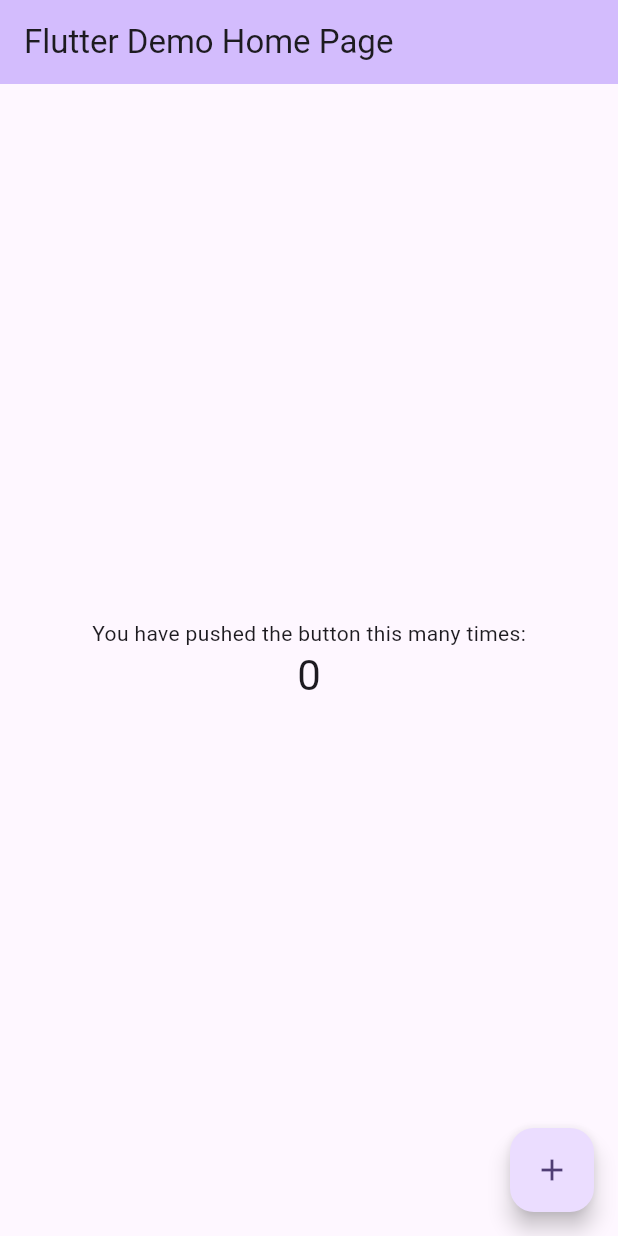
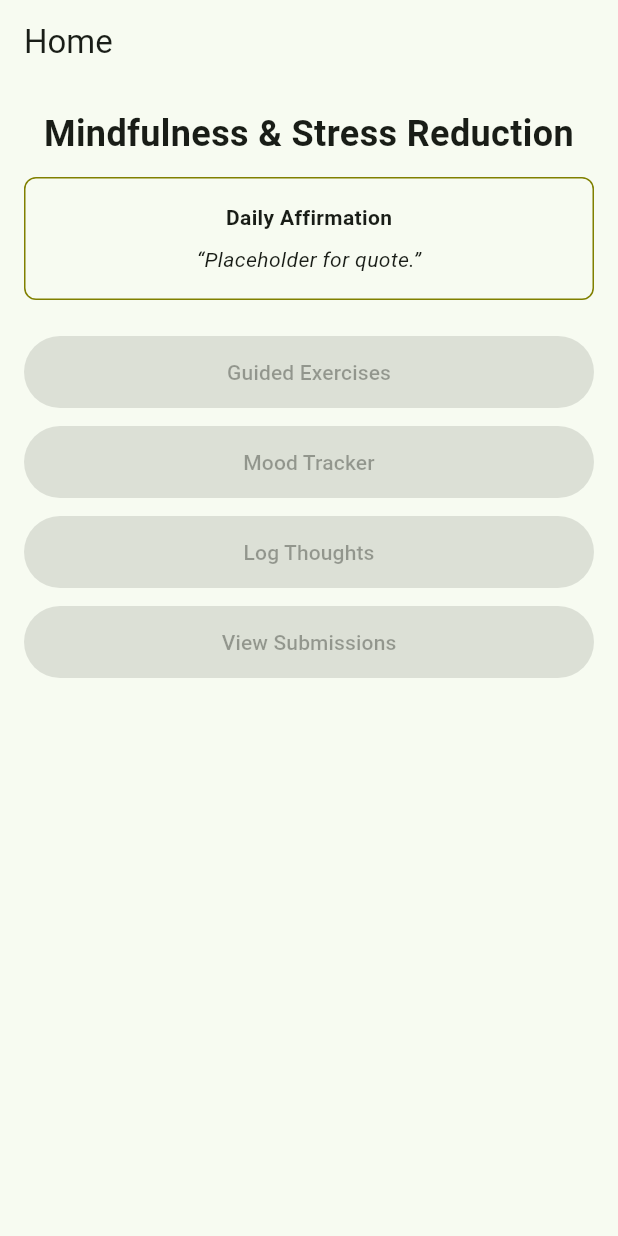
Before and after one commit to chrisnguyen18/MindfulnessStressReduction_App, a Flutter app: the screen it shows after launch, on a phone screen of 412 x 824 dp. Run offline on Flutter 3.47's test engine with Material 3 defaults, Android fonts, the light colour scheme and no system bars.

Commit message:
Added a homescreen with affirmation card and placeholders for the different buttons.

```diff
--- a/lib/main.dart
+++ b/lib/main.dart
@@ -1,122 +1,104 @@
 import 'package:flutter/material.dart';
 
-void main() {
-  runApp(const MyApp());
-}
+void main() => runApp(const MindfulnessApp());
 
-class MyApp extends StatelessWidget {
-  const MyApp({super.key});
+class MindfulnessApp extends StatelessWidget {
+  const MindfulnessApp({super.key});
 
-  // This widget is the root of your application.
   @override
   Widget build(BuildContext context) {
     return MaterialApp(
-      title: 'Flutter Demo',
+      debugShowCheckedModeBanner: false,
+      title: 'Mindfulness & Stress Reduction',
       theme: ThemeData(
-        // This is the theme of your application.
-        //
-        // TRY THIS: Try running your application with "flutter run". You'll see
-        // the application has a purple toolbar. Then, without quitting the app,
-        // try changing the seedColor in the colorScheme below to Colors.green
-        // and then invoke "hot reload" (save your changes or press the "hot
-        // reload" button in a Flutter-supported IDE, or press "r" if you used
-        // the command line to start the app).
-        //
-        // Notice that the counter didn't reset back to zero; the application
-        // state is not lost during the reload. To reset the state, use hot
-        // restart instead.
-        //
-        // This works for code too, not just values: Most code changes can be
-        // tested with just a hot reload.
-        colorScheme: ColorScheme.fromSeed(seedColor: Colors.deepPurple),
+        colorScheme: ColorScheme.fromSeed(seedColor: const Color(0xFF4CAF50)),
+        useMaterial3: true,
       ),
-      home: const MyHomePage(title: 'Flutter Demo Home Page'),
+      home: const HomePage(),
     );
   }
 }
 
-class MyHomePage extends StatefulWidget {
-  const MyHomePage({super.key, required this.title});
-
-  // This widget is the home page of your application. It is stateful, meaning
-  // that it has a State object (defined below) that contains fields that affect
-  // how it looks.
-
-  // This class is the configuration for the state. It holds the values (in this
-  // case the title) provided by the parent (in this case the App widget) and
-  // used by the build method of the State. Fields in a Widget subclass are
-  // always marked "final".
-
-  final String title;
-
-  @override
-  State<MyHomePage> createState() => _MyHomePageState();
-}
-
-class _MyHomePageState extends State<MyHomePage> {
-  int _counter = 0;
-
-  void _incrementCounter() {
-    setState(() {
-      // This call to setState tells the Flutter framework that something has
-      // changed in this State, which causes it to rerun the build method below
-      // so that the display can reflect the updated values. If we changed
-      // _counter without calling setState(), then the build method would not be
-      // called again, and so nothing would appear to happen.
-      _counter++;
-    });
-  }
+class HomePage extends StatelessWidget {
+  const HomePage({super.key});
 
   @override
   Widget build(BuildContext context) {
-    // This method is rerun every time setState is called, for instance as done
-    // by the _incrementCounter method above.
-    //
-    // The Flutter framework has been optimized to make rerunning build methods
-    // fast, so that you can just rebuild anything that needs updating rather
-    // than having to individually change instances of widgets.
     return Scaffold(
-      appBar: AppBar(
-        // TRY THIS: Try changing the color here to a specific color (to
-        // Colors.amber, perhaps?) and trigger a hot reload to see the AppBar
-        // change color while the other colors stay the same.
-        backgroundColor: Theme.of(context).colorScheme.inversePrimary,
-        // Here we take the value from the MyHomePage object that was created by
-        // the App.build method, and use it to set our appbar title.
-        title: Text(widget.title),
-      ),
-      body: Center(
-        // Center is a layout widget. It takes a single child and positions it
-        // in the middle of the parent.
+      appBar: AppBar(title: const Text('Home')),
+      body: Padding(
+        padding: const EdgeInsets.all(16.0),
         child: Column(
-          // Column is also a layout widget. It takes a list of children and
-          // arranges them vertically. By default, it sizes itself to fit its
-          // children horizontally, and tries to be as tall as its parent.
-          //
-          // Column has various properties to control how it sizes itself and
-          // how it positions its children. Here we use mainAxisAlignment to
-          // center the children vertically; the main axis here is the vertical
-          // axis because Columns are vertical (the cross axis would be
-          // horizontal).
-          //
-          // TRY THIS: Invoke "debug painting" (choose the "Toggle Debug Paint"
-          // action in the IDE, or press "p" in the console), to see the
-          // wireframe for each widget.
-          mainAxisAlignment: MainAxisAlignment.center,
-          children: <Widget>[
-            const Text('You have pushed the button this many times:'),
+          crossAxisAlignment: CrossAxisAlignment.stretch,
+          children: const [
             Text(
-              '$_counter',
-              style: Theme.of(context).textTheme.headlineMedium,
+              'Mindfulness & Stress Reduction',
+              textAlign: TextAlign.center,
+              style: TextStyle(fontSize: 24, fontWeight: FontWeight.w600),
             ),
+            SizedBox(height: 12),
+
+            // Daily affirmation
+            _AffirmationCard(),
+            SizedBox(height: 24),
+
+            // Buttons
+            _HomeButton(label: 'Guided Exercises'),
+            SizedBox(height: 12),
+            _HomeButton(label: 'Mood Tracker'),
+            SizedBox(height: 12),
+            _HomeButton(label: 'Log Thoughts'),
+            SizedBox(height: 12),
+            _HomeButton(label: 'View Submissions'),
           ],
         ),
       ),
-      floatingActionButton: FloatingActionButton(
-        onPressed: _incrementCounter,
-        tooltip: 'Increment',
-        child: const Icon(Icons.add),
-      ), // This trailing comma makes auto-formatting nicer for build methods.
     );
   }
 }
+
+class _AffirmationCard extends StatelessWidget {
+  const _AffirmationCard();
+
+  @override
+  Widget build(BuildContext context) {
+    return Container(
+      padding: const EdgeInsets.all(16),
+      decoration: BoxDecoration(
+        borderRadius: BorderRadius.circular(8),
+        border: Border.all(color: Color(0xFF808000)),
+      ),
+      child: const Column(
+        crossAxisAlignment: CrossAxisAlignment.center,
+        children: [
+          Text(
+            'Daily Affirmation',
+            style: TextStyle(fontWeight: FontWeight.w600),
+          ),
+          SizedBox(height: 8),
+          Text(
+            '“Placeholder for quote.”',
+            textAlign: TextAlign.center,
+            style: TextStyle(fontStyle: FontStyle.italic),
+          ),
+        ],
+      ),
+    );
+  }
+}
+
+class _HomeButton extends StatelessWidget {
+  final String label;
+  const _HomeButton({required this.label});
+
+  @override
+  Widget build(BuildContext context) {
+    return SizedBox(
+      height: 48,
+      child: ElevatedButton(
+        onPressed: null, // Still working
+        child: Text(label),
+      ),
+    );
+  }
+}
```
